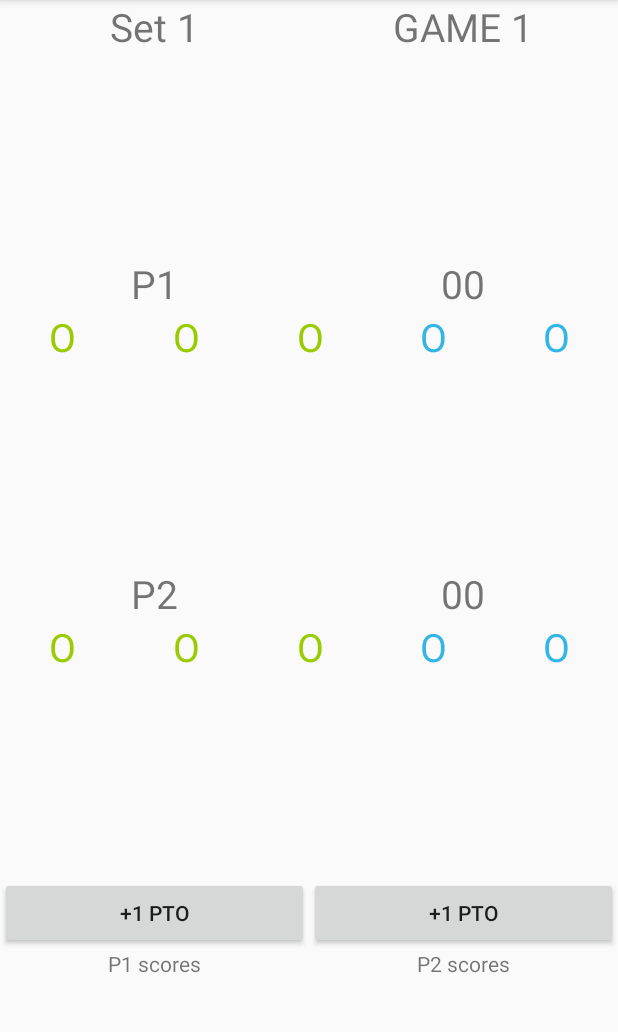
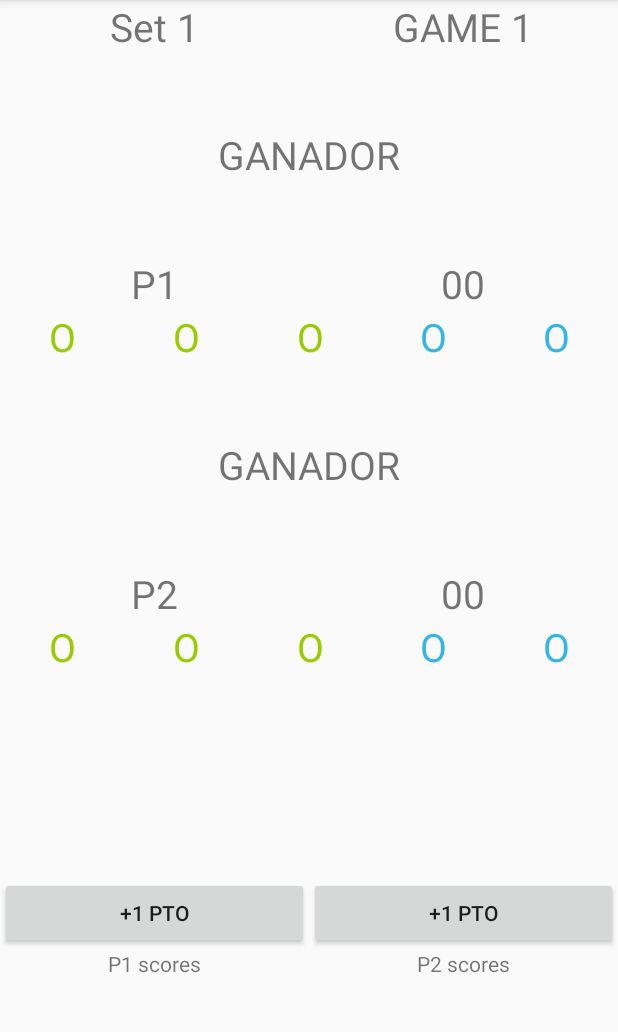
Before and after one commit to samacesar/TennisScore, an Android app: the screen it shows after launch (ScoreActivity), on a phone screen of 412 x 824 dp, the part 84-1116 px from its top. Run offline under Robolectric (Android 15) with nearby library versions, the phone set to English and light mode, and no system bars.

Commit message:
first commint

```diff
--- a/app/src/main/java/com/example/sama/tennisscore/ScoreActivity.java
+++ b/app/src/main/java/com/example/sama/tennisscore/ScoreActivity.java
@@ -1,14 +1,147 @@
 package com.example.sama.tennisscore;
 
+import android.graphics.Color;
 import android.support.v7.app.AppCompatActivity;
 import android.os.Bundle;
+import android.view.View;
+import android.widget.Button;
+import android.widget.Scroller;
+import android.widget.TextView;
 
 public class ScoreActivity extends AppCompatActivity {
 
+    void matchPoint(int P1, int P2){
+        if (P1>3 && (P1-P2)>=1){
+            statusA.setText("MatchPoint");
+            statusB.setText("");
+        }
+        if (P1>4 && P1-P2>1 ) {
+            statusA.setText("P1 GANADOR");
+            GP1+=1;
+        }
+        if (P2>3 && (P2-P1)>=1){
+            statusB.setText("MatchPoint");
+            statusA.setText("");
+        }
+        if (P2>4 && P2-P1>1 ) {
+            statusB.setText("P2 GANADOR");
+            GP2+=1;
+        }
+    }
+    void deuce(int P1,int P2){
+        if(P1 == 4 && P2 == 4){
+            statusA.setText("DEUCE");
+            statusB.setText("DEUCE");
+        }
+        if(P1==5 & P2 ==5){
+            statusA.setText("DEUCE");
+            statusB.setText("DEUCE");
+            ScoreActivity.P1=4;
+            ScoreActivity.P2=4;
+            ptoP4.setTextColor(Color.BLUE);
+            ptoP9.setTextColor(Color.BLUE);
+        }
+    }
+
+
+    private Button btnP1;
+    private Button btnP2;
+    private TextView ptoP1;
+    private TextView ptoP2;
+    private TextView ptoP3;
+    private TextView ptoP4;
+    private TextView ptoP5;
+    private TextView ptoP6;
+    private TextView ptoP7;
+    private TextView ptoP8;
+    private TextView ptoP9;
+    private TextView ptoP10;
+    private TextView statusA;
+    private TextView statusB;
+    public static int P1 = 1;
+    public static int P2 = 1;
+    public static int GP1 = 1;
+    public static int GP2 = 1;
+    public static int SP1 = 1;
+    public static int SP2 = 1;
     @Override
     protected void onCreate(Bundle savedInstanceState) {
         super.onCreate(savedInstanceState);
         setContentView(R.layout.activity_score);
+
+        statusA = (TextView)findViewById(R.id.statusA);
+        statusB = (TextView)findViewById(R.id.statusB);
+        btnP1 = (Button)findViewById(R.id.masP1);
+        btnP2 = (Button)findViewById(R.id.masP2);
+        ptoP1 = (TextView)findViewById(R.id.ptos1);
+        ptoP2 = (TextView)findViewById(R.id.ptos2);
+        ptoP3 = (TextView)findViewById(R.id.ptos3);
+        ptoP4 = (TextView)findViewById(R.id.ptos4);
+        ptoP5 = (TextView)findViewById(R.id.ptos5);
+        ptoP6 = (TextView)findViewById(R.id.ptos6);
+        ptoP7 = (TextView)findViewById(R.id.ptos7);
+        ptoP8 = (TextView)findViewById(R.id.ptos8);
+        ptoP9 = (TextView)findViewById(R.id.ptos9);
+        ptoP10 = (TextView)findViewById(R.id.ptos10);
+
+
+
+        btnP1.setOnClickListener(new View.OnClickListener() {
+            @Override
+            public void onClick(View view) {
+                if (P1==5){
+                    ptoP5.setTextColor(Color.RED);
+                    P1 += 1;
+                }
+                if (P1==4){
+                    ptoP4.setTextColor(Color.RED);
+                    P1 += 1;
+                }
+                if (P1==3){
+                    ptoP3.setTextColor(Color.RED);
+                    P1 += 1;
+                }
+                if (P1==2){
+                    ptoP2.setTextColor(Color.RED);
+                    P1 += 1;
+                }
+                if (P1==1) {
+                    ptoP1.setTextColor(Color.RED);
+                    P1 += 1;
+                }
+                matchPoint(P1,P2);
+                deuce(P1,P2);
+
+            }
+        });
+        btnP2.setOnClickListener(new View.OnClickListener() {
+            @Override
+            public void onClick(View view2) {
+                if (P2==5){
+                    ptoP10.setTextColor(Color.RED);
+                    P2 += 1;
+                }
+                if (P2==4){
+                    ptoP9.setTextColor(Color.RED);
+                    P2 += 1;
+                }
+                if (P2==3){
+                    ptoP8.setTextColor(Color.RED);
+                    P2 += 1;
+                }
+                if (P2==2){
+                    ptoP7.setTextColor(Color.RED);
+                    P2 += 1;
+                }
+                if (P2==1) {
+                    ptoP6.setTextColor(Color.RED);
+                    P2 += 1;
+                }
+                matchPoint(P1,P2);
+                deuce(P1,P2);
+
+            }
+        });
     }
 }
 /*
--- a/app/src/main/res/layout/activity_score.xml
+++ b/app/src/main/res/layout/activity_score.xml
@@ -50,6 +50,14 @@
         android:layout_height="match_parent"
         android:layout_weight="1">
 
+        <TextView
+            android:id="@+id/statusA"
+            android:layout_width="match_parent"
+            android:layout_height="match_parent"
+            android:text="GANADOR"
+            android:textSize="26sp"
+            android:gravity="center"/>
+
     </LinearLayout>
 
     <LinearLayout
@@ -82,7 +90,7 @@
         android:layout_height="wrap_content">
 
         <TextView
-            android:id="@+id/ptos15A"
+            android:id="@+id/ptos1"
             android:layout_width="match_parent"
             android:layout_height="wrap_content"
             android:layout_weight="5"
@@ -92,7 +100,7 @@
             android:textSize="26dp" />
 
         <TextView
-            android:id="@+id/ptos30A"
+            android:id="@+id/ptos2"
             android:layout_width="match_parent"
             android:layout_height="wrap_content"
             android:layout_weight="5"
@@ -102,7 +110,7 @@
             android:textSize="26dp" />
 
         <TextView
-            android:id="@+id/ptos40A"
+            android:id="@+id/ptos3"
             android:layout_width="match_parent"
             android:layout_height="wrap_content"
             android:layout_weight="5"
@@ -112,7 +120,7 @@
             android:textSize="26dp" />
 
         <TextView
-            android:id="@+id/deuceV1A"
+            android:id="@+id/ptos4"
             android:layout_width="match_parent"
             android:layout_height="wrap_content"
             android:layout_weight="5"
@@ -122,7 +130,7 @@
             android:textSize="26dp" />
 
         <TextView
-            android:id="@+id/deuceV2A"
+            android:id="@+id/ptos5"
             android:layout_width="match_parent"
             android:layout_height="wrap_content"
             android:layout_weight="5"
@@ -136,6 +144,14 @@
         android:layout_width="match_parent"
         android:layout_height="match_parent"
         android:layout_weight="1">
+
+        <TextView
+            android:id="@+id/statusB"
+            android:layout_width="match_parent"
+            android:layout_height="match_parent"
+            android:text="GANADOR"
+            android:textSize="26sp"
+            android:gravity="center"/>
 
     </LinearLayout>
 
@@ -169,7 +185,7 @@
         android:layout_height="wrap_content">
 
         <TextView
-            android:id="@+id/ptos15B"
+            android:id="@+id/ptos6"
             android:layout_width="match_parent"
             android:layout_height="wrap_content"
             android:layout_weight="5"
@@ -179,7 +195,7 @@
             android:textSize="26dp" />
 
         <TextView
-            android:id="@+id/ptos30B"
+            android:id="@+id/ptos7"
             android:layout_width="match_parent"
             android:layout_height="wrap_content"
             android:layout_weight="5"
@@ -189,7 +205,7 @@
             android:textSize="26dp" />
 
         <TextView
-            android:id="@+id/ptos40B"
+            android:id="@+id/ptos8"
             android:layout_width="match_parent"
             android:layout_height="wrap_content"
             android:layout_weight="5"
@@ -199,7 +215,7 @@
             android:textSize="26dp" />
 
         <TextView
-            android:id="@+id/deuceV1B"
+            android:id="@+id/ptos9"
             android:layout_width="match_parent"
             android:layout_height="wrap_content"
             android:layout_weight="5"
@@ -209,7 +225,7 @@
             android:textSize="26dp" />
 
         <TextView
-            android:id="@+id/deuceV2B"
+            android:id="@+id/ptos10"
             android:layout_width="match_parent"
             android:layout_height="wrap_content"
             android:layout_weight="5"
@@ -222,8 +238,7 @@
     <LinearLayout
         android:layout_width="match_parent"
         android:layout_height="match_parent"
-        android:layout_weight="1"
-        >
+        android:layout_weight="1">
 
     </LinearLayout>
 
```
